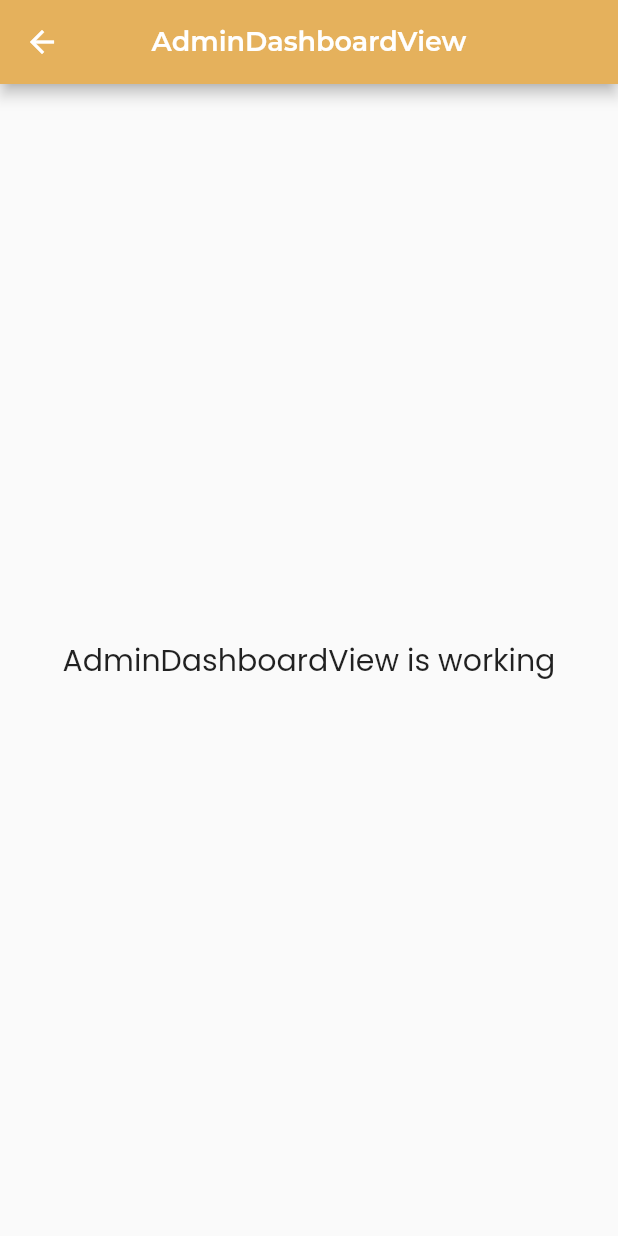
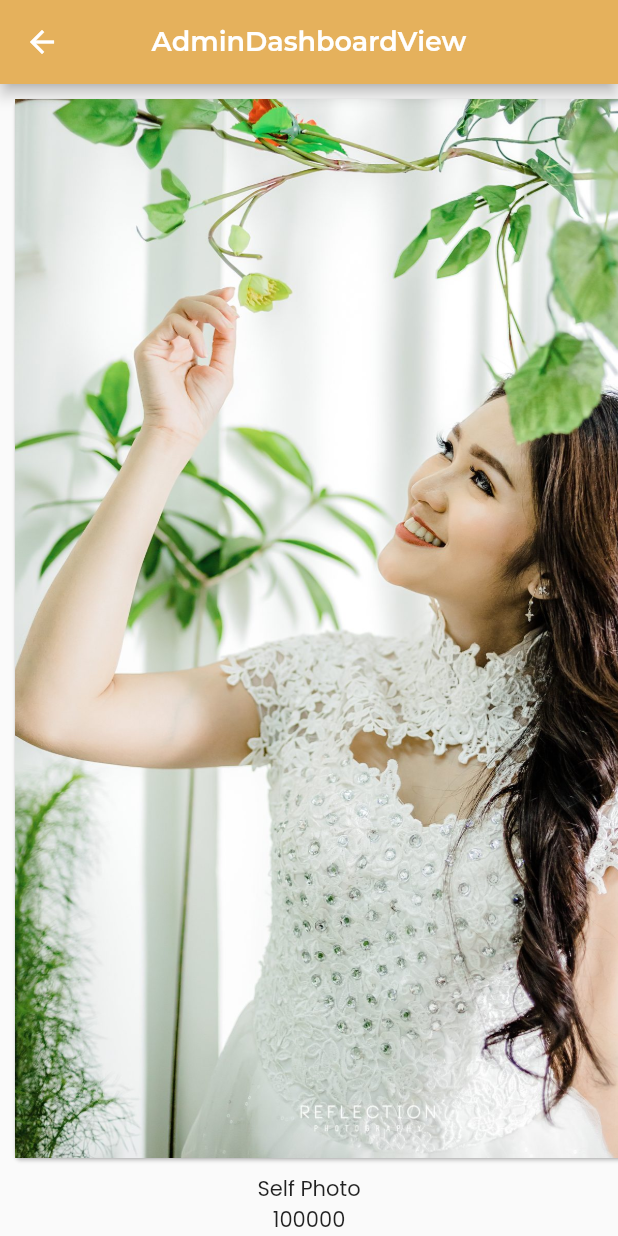
Before and after one commit to tribber93/booking_studio_foto, a Flutter app: the AdminDashboardView screen opened by its route, on a phone screen of 412 x 824 dp. Run offline on Flutter 3.47's test engine with Material 2 defaults, Android fonts, the phone set to English and light mode, and no system bars; our stand-ins replace carousel_slider, flutter_native_splash, font_awesome_flutter, get, google_fonts, salomon_bottom_bar; missing offline and left inert: animated_widgets, empty_widget, ticket_material, ticket_widget.

Commit message:
mengubah data paket menjadi class

```diff
--- a/lib/app/controller/myController.dart
+++ b/lib/app/controller/myController.dart
@@ -1,5 +1,4 @@
 import 'package:get/get.dart';
-import 'package:studio_foto/app/data/dataPaket.dart';
 
 class MyController extends GetxController {
   //TODO: Implement DetailPaketController
--- /dev/null
+++ b/lib/app/data/classPaket.dart
@@ -0,0 +1,89 @@
+class Paket {
+  int? harga, durasi, cetak, softFile;
+  String? nama, description, maksimal, icon;
+  List? gambar, tambahan;
+
+  Paket({
+    this.nama,
+    this.harga,
+    this.description,
+    this.gambar,
+    this.durasi,
+    this.maksimal,
+    this.cetak,
+    this.softFile,
+    this.icon,
+    this.tambahan,
+  });
+}
+
+List paketClassReversed = paketClass.reversed.toList();
+
+List<Paket> paketClass = [
+  Paket(
+    nama: "Self Photo",
+    gambar: [
+      "assets/images/paket/solo1.jpg",
+      "assets/images/paket/solo2.jpg",
+      "assets/images/paket/solo3.jpg",
+    ],
+    harga: 100000,
+    durasi: 25,
+    maksimal: "1-2",
+    cetak: 2,
+    softFile: 25,
+    icon: "assets/images/self-photo.png",
+    tambahan: [
+      {"extra": "+orang", "harga": 15000, "isCheck": false},
+      {"extra": "+cetak", "harga": 10000, "isCheck": false},
+      {"extra": "Extra 50 file foto", "harga": 35000, "isCheck": false},
+      {"extra": "Extra 100 file foto", "harga": 55000, "isCheck": false},
+      {"extra": "Extra 150 file foto", "harga": 75000, "isCheck": false},
+      {"extra": "Extra 200 file foto", "harga": 100000, "isCheck": false},
+    ],
+  ),
+  Paket(
+    nama: "Pasfoto",
+    gambar: [
+      "assets/images/paket/pasfoto3.jpg",
+      "assets/images/paket/pasfoto1.jpg",
+      "assets/images/paket/pasfoto2.jpeg",
+    ],
+    harga: 30000,
+    durasi: 10,
+    maksimal: "1",
+    cetak: 10,
+    softFile: 1,
+    icon: "assets/icons/pasfoto.png",
+    tambahan: [
+      {"extra": "1 softfile edit", "harga": 10000, "isCheck": false},
+      {"extra": "Ganti background", "harga": 10000, "isCheck": false},
+      {"extra": "Ganti Baju", "harga": 10000, "isCheck": false},
+      {"extra": "Tambah cetak 2x3 + laminasi", "harga": 3000, "isCheck": false},
+      {"extra": "Tambah cetak 4x6 + laminasi", "harga": 3000, "isCheck": false},
+      {"extra": "Tambah cetak 3x4 + laminasi", "harga": 3000, "isCheck": false},
+    ],
+  ),
+  Paket(
+    nama: "Outdoor Group",
+    gambar: [
+      "assets/images/paket/group1.jpg",
+      "assets/images/paket/group3.jpg",
+      "assets/images/paket/group2.jpeg",
+    ],
+    harga: 30000,
+    durasi: 10,
+    maksimal: "1",
+    cetak: 1,
+    softFile: 4,
+    icon: "assets/icons/pasfoto.png",
+    tambahan: [
+      {"extra": "1 softfile edit", "harga": 10000, "isCheck": false},
+      {"extra": "Ganti background", "harga": 10000, "isCheck": false},
+      {"extra": "Ganti Baju", "harga": 10000, "isCheck": false},
+      {"extra": "Tambah cetak 2x3 + laminasi", "harga": 3000, "isCheck": false},
+      {"extra": "Tambah cetak 4x6 + laminasi", "harga": 3000, "isCheck": false},
+      {"extra": "Tambah cetak 3x4 + laminasi", "harga": 3000, "isCheck": false},
+    ],
+  ),
+];
--- a/lib/app/modules/admin/adminDashboard/views/admin_dashboard_view.dart
+++ b/lib/app/modules/admin/adminDashboard/views/admin_dashboard_view.dart
@@ -1,6 +1,7 @@
 import 'package:flutter/material.dart';
 
 import 'package:get/get.dart';
+import 'package:studio_foto/app/data/classPaket.dart';
 
 import '../controllers/admin_dashboard_controller.dart';
 
@@ -14,10 +15,26 @@ class AdminDashboardView extends GetView<AdminDashboardController> {
         centerTitle: true,
       ),
       body: Center(
-        child: Text(
-          'AdminDashboardView is working',
-          style: TextStyle(fontSize: 20),
-        ),
+        child: Container(
+            child: Column(
+          children: [
+            Expanded(
+              child: ListView.builder(
+                itemCount: paketClass[0].gambar!.length,
+                shrinkWrap: true,
+                scrollDirection: Axis.horizontal,
+                itemBuilder: (context, index) {
+                  return Card(
+                    margin: const EdgeInsets.all(10),
+                    child: Image.asset(paketClass[0].gambar![index]),
+                  );
+                },
+              ),
+            ),
+            Text(paketClass[0].nama.toString()),
+            Text(paketClass[0].harga.toString()),
+          ],
+        )),
       ),
     );
   }
--- a/lib/app/modules/user/detail_paket/controllers/detail_paket_controller.dart
+++ b/lib/app/modules/user/detail_paket/controllers/detail_paket_controller.dart
@@ -1,7 +1,6 @@
 import 'package:flutter/foundation.dart';
 import 'package:flutter/material.dart';
 import 'package:get/get.dart';
-import 'package:studio_foto/app/data/dataPaket.dart';
 import 'package:studio_foto/app/routes/app_pages.dart';
 
 class DetailPaketController extends GetxController {
```
Also changed, not shown: lib/app/data/dataPaket.dart (deleted, +0 -107 lines), lib/app/modules/user/dashboard/views/home_view.dart (+10 -6 lines), lib/app/modules/user/detail_paket/views/detail_paket_view.dart (+9 -9 lines), lib/app/modules/user/detail_paket/views/myBottomSheet.dart (+3 -4 lines), lib/app/modules/user/transaksi/views/tiket.dart (+5 -5 lines).
